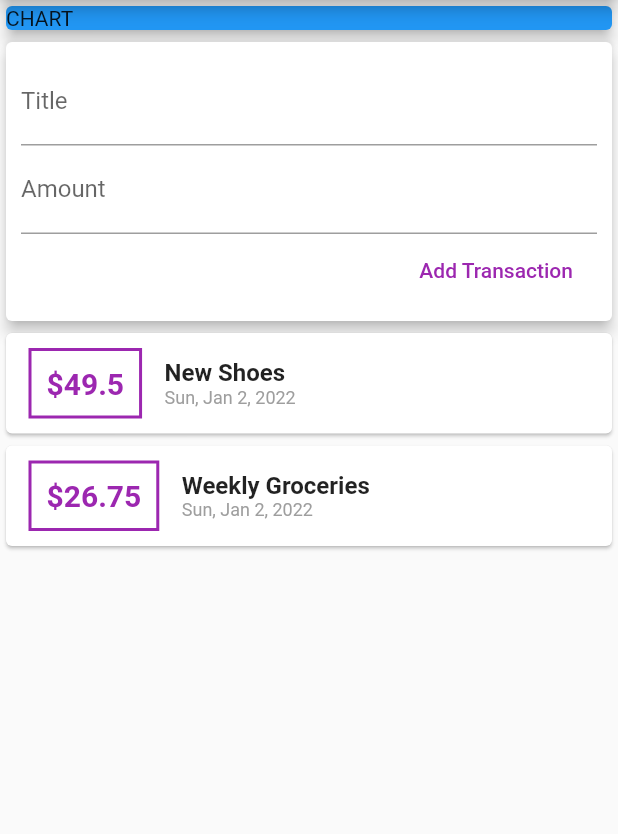
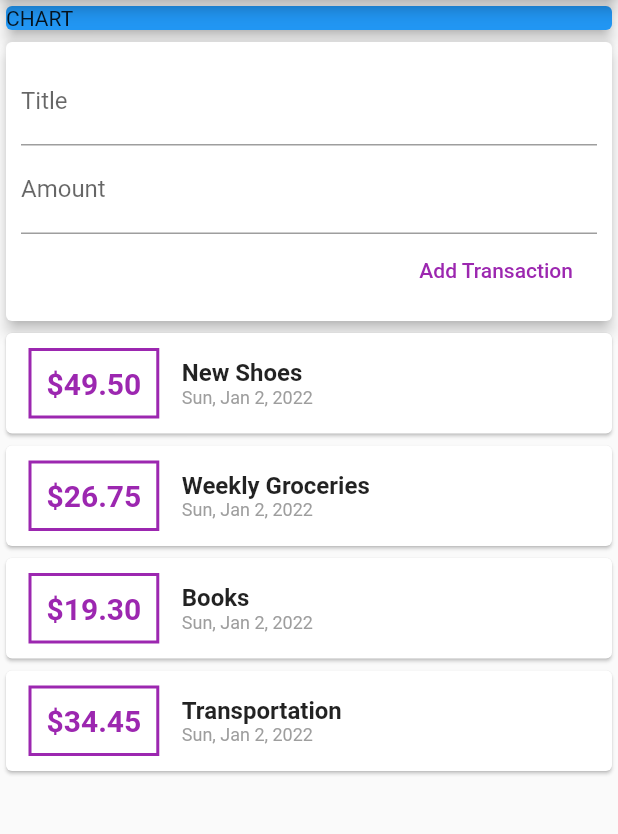
Before and after one commit to elvan/expense_tracker_app_flutter_example, a Flutter app: the screen it shows after launch, on a phone screen of 412 x 824 dp, the part 84-918 px from its top. Run offline on Flutter 3.47's test engine with Material 2 defaults, Android fonts, the phone set to English and light mode, and no system bars.

Commit message:
working with ListViews

```diff
--- a/lib/widgets/new_transaction.dart
+++ b/lib/widgets/new_transaction.dart
@@ -36,7 +36,6 @@ class NewTransactions extends StatelessWidget {
                 addTransaction(
                   title: titleController.text,
                   amount: double.parse(amountController.text),
-                  date: DateTime.now(),
                 );
               },
               child: const Text('Add Transaction'),
--- a/lib/widgets/transaction_list.dart
+++ b/lib/widgets/transaction_list.dart
@@ -15,9 +15,9 @@ class TransactionList extends StatelessWidget {
   Widget build(BuildContext context) {
     return SizedBox(
       height: 300,
-      child: SingleChildScrollView(
-        child: Column(
-          children: transactions.map((transaction) {
+      child: ListView.builder(
+        itemCount: transactions.length,
+        itemBuilder: (_, index) {
           return Card(
             child: Row(
               children: [
@@ -34,7 +34,7 @@ class TransactionList extends StatelessWidget {
                   ),
                   padding: const EdgeInsets.all(10.0),
                   child: Text(
-                      '\$${transaction.amount}',
+                    '\$${transactions[index].amount.toStringAsFixed(2)}',
                     style: const TextStyle(
                       fontWeight: FontWeight.bold,
                       fontSize: 20.0,
@@ -46,14 +46,14 @@ class TransactionList extends StatelessWidget {
                   crossAxisAlignment: CrossAxisAlignment.start,
                   children: [
                     Text(
-                        transaction.title,
+                      transactions[index].title,
                       style: const TextStyle(
                         fontSize: 16.0,
                         fontWeight: FontWeight.bold,
                       ),
                     ),
                     Text(
-                        DateFormat.yMMMEd().format(transaction.date),
+                      DateFormat.yMMMEd().format(transactions[index].date),
                       style: const TextStyle(
                         color: Colors.grey,
                         fontSize: 12.0,
@@ -64,8 +64,7 @@ class TransactionList extends StatelessWidget {
               ],
             ),
           );
-          }).toList(),
-        ),
+        },
       ),
     );
   }
--- a/lib/widgets/user_transactions.dart
+++ b/lib/widgets/user_transactions.dart
@@ -25,6 +25,24 @@ class _UserTransactionsState extends State<UserTransactions> {
       amount: 26.75,
       date: DateTime.now(),
     ),
+    Transaction(
+      id: 't4',
+      title: 'Books',
+      amount: 19.30,
+      date: DateTime.now(),
+    ),
+    Transaction(
+      id: 't4',
+      title: 'Transportation',
+      amount: 34.45,
+      date: DateTime.now(),
+    ),
+    Transaction(
+      id: 't5',
+      title: 'Coffee',
+      amount: 11.35,
+      date: DateTime.now(),
+    ),
   ];
 
   @override
@@ -40,13 +58,12 @@ class _UserTransactionsState extends State<UserTransactions> {
   void _addTransaction({
     required String title,
     required double amount,
-    required DateTime date,
   }) {
     final newTransaction = Transaction(
       id: DateTime.now().toString(),
       title: title,
       amount: amount,
-      date: date,
+      date: DateTime.now(),
     );
 
     setState(() {
```
Lines whose indentation alone changed are shown as unchanged.
